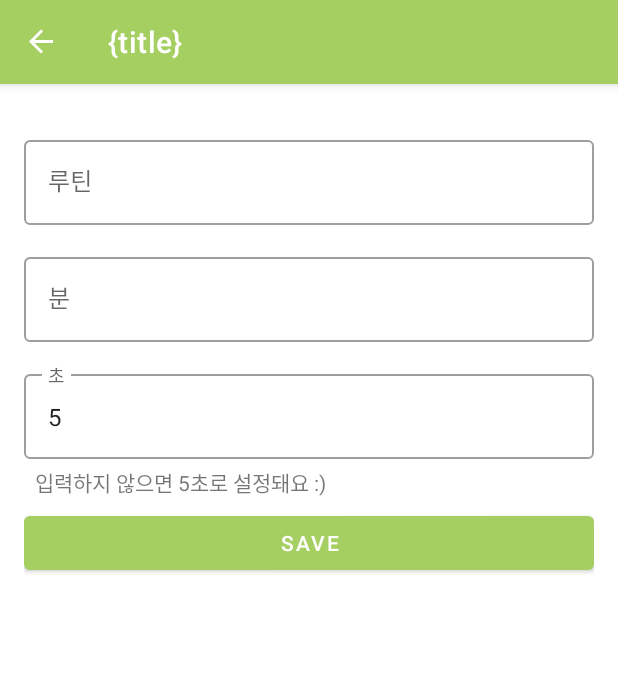
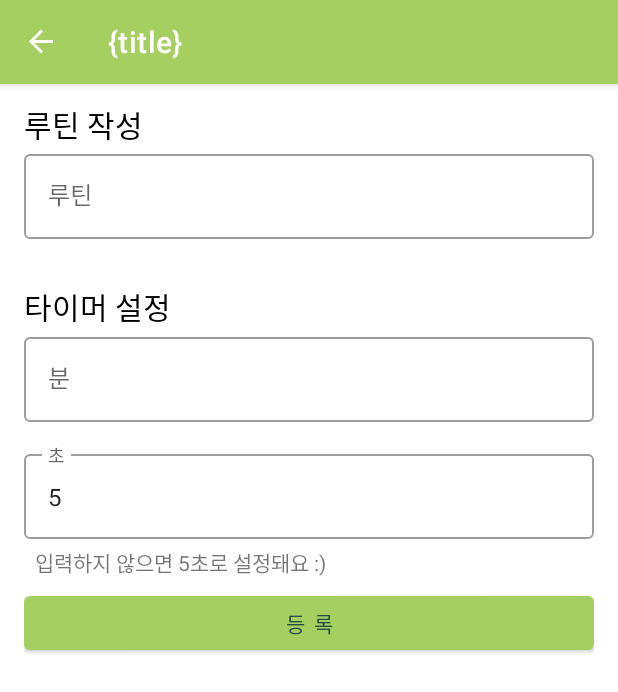
Before and after one commit to cherrynana320/Turtine, an Android app: the screen it shows after launch (MainActivity), after a tap on "Add new item", on a phone screen of 412 x 824 dp. Shown: the top 692 px of the screen. Run offline under Robolectric (Android 15) with nearby library versions, the phone set to English and light mode, and no system bars; our stand-ins replace Room's generated code, navigation-ui.

Commit message:
0131 12시41분

```diff
--- a/app/src/main/java/com/example/turtine/Timer3Fragment.kt
+++ b/app/src/main/java/com/example/turtine/Timer3Fragment.kt
@@ -25,8 +25,6 @@ class Timer3Fragment : Fragment() {
     private val navigationArgs: Timer3FragmentArgs by navArgs()
 
     private var itemBinding : ItemListItemBinding? = null
-
-
 
     private val viewModel3: InventoryViewModel3 by activityViewModels {
         InventoryViewModelFactory3(
@@ -110,11 +108,15 @@ class Timer3Fragment : Fragment() {
                     binding.doneButton.isVisible = true
                     binding.doneButton.setOnClickListener{
                         requireActivity().onBackPressed()
+
+
                         viewModel3.retrieveItem3(id).observe(viewLifecycleOwner) { selectedItem ->
                             item3 = selectedItem
                             // 리스트 아이템의 이미지뷰 바꾸기
                             itemBinding?.imageView?.setImageResource(R.drawable.ic_baseline_check_circle_outline_24)
                         }
+
+
                     }
                     activity
 
--- a/app/src/main/res/layout/fragment_add_item_1.xml
+++ b/app/src/main/res/layout/fragment_add_item_1.xml
@@ -2,19 +2,33 @@
 
 <ScrollView xmlns:android="http://schemas.android.com/apk/res/android"
     xmlns:app="http://schemas.android.com/apk/res-auto"
+    xmlns:tools="http://schemas.android.com/tools"
     android:layout_width="match_parent"
     android:layout_height="match_parent">
+
 
     <androidx.constraintlayout.widget.ConstraintLayout
         android:layout_width="match_parent"
         android:layout_height="wrap_content"
         android:layout_margin="@dimen/margin">
 
+        <TextView
+            android:id="@+id/set_routine"
+            android:layout_width="match_parent"
+            android:layout_height="wrap_content"
+            android:text="루틴 작성"
+            android:textSize="20sp"
+            android:textColor="@color/black"
+            android:layout_marginTop="20dp"
+            app:layout_constraintEnd_toEndOf="parent"
+            app:layout_constraintStart_toStartOf="parent"
+            app:layout_constraintBottom_toTopOf="@+id/item_routine_label"/>
+
         <com.google.android.material.textfield.TextInputLayout
             android:id="@+id/item_routine_label"
             android:layout_width="0dp"
             android:layout_height="wrap_content"
-            android:layout_marginTop="@dimen/margin"
+            android:layout_marginTop="25dp"
             android:hint="루틴"
             app:layout_constraintEnd_toEndOf="parent"
             app:layout_constraintStart_toStartOf="parent"
@@ -28,15 +42,27 @@
                 android:singleLine="true" />
         </com.google.android.material.textfield.TextInputLayout>
 
+
+        <TextView
+            android:id="@+id/set_timer"
+            android:layout_width="match_parent"
+            android:layout_height="wrap_content"
+            android:text="타이머 설정"
+            android:textSize="20sp"
+            android:textColor="@color/black"
+            android:layout_marginTop="30dp"
+            app:layout_constraintEnd_toEndOf="parent"
+            app:layout_constraintStart_toStartOf="parent"
+            app:layout_constraintTop_toBottomOf="@+id/item_routine_label" />
+
         <com.google.android.material.textfield.TextInputLayout
             android:id="@+id/item_min_label"
             android:layout_width="0dp"
             android:layout_height="wrap_content"
-            android:layout_marginTop="@dimen/margin"
             android:hint="분"
             app:layout_constraintEnd_toEndOf="parent"
             app:layout_constraintStart_toStartOf="parent"
-            app:layout_constraintTop_toBottomOf="@+id/item_routine_label">
+            app:layout_constraintTop_toBottomOf="@+id/set_timer">
 
             <com.google.android.material.textfield.TextInputEditText
                 android:id="@+id/item_min"
@@ -71,7 +97,8 @@
             android:layout_width="0dp"
             android:layout_height="wrap_content"
             android:layout_marginTop="32dp"
-            android:text="@string/save_action"
+            android:text="등 록"
+            android:textColor="@color/Platation"
             app:layout_constraintEnd_toEndOf="parent"
             app:layout_constraintStart_toStartOf="parent"
             app:layout_constraintTop_toBottomOf="@+id/item_sec_label" />
--- a/app/src/main/res/layout/item_list_fragment.xml
+++ b/app/src/main/res/layout/item_list_fragment.xml
@@ -27,6 +27,7 @@
         android:id="@+id/item_list_date"
         style="@style/Widget.Inventory.Header"
         android:layout_marginStart="@dimen/margin_between_elements"
+        android:background="@drawable/line"
         android:text="2023.2.18"
         android:textAlignment="center"
         android:textColor="@color/Platation"
@@ -37,7 +38,7 @@
     <View
         android:id="@+id/divider"
         style="@style/Divider"
-        android:layout_marginTop="17dp"
+        android:layout_marginTop="10dp"
         app:layout_constraintBottom_toTopOf="@+id/recyclerView"
         app:layout_constraintEnd_toEndOf="parent"
         app:layout_constraintStart_toStartOf="parent"
--- a/app/src/main/res/navigation/nav_graph.xml
+++ b/app/src/main/res/navigation/nav_graph.xml
@@ -1,18 +1,4 @@
-<?xml version="1.0" encoding="utf-8"?><!--
-  ~ Copyright (C) 2021 The Android Open Source Project.
-  ~
-  ~ Licensed under the Apache License, Version 2.0 (the "License");
-  ~ you may not use this file except in compliance with the License.
-  ~ You may obtain a copy of the License at
-  ~
-  ~     http://www.apache.org/licenses/LICENSE-2.0
-  ~
-  ~ Unless required by applicable law or agreed to in writing, software
-  ~ distributed under the License is distributed on an "AS IS" BASIS,
-  ~ WITHOUT WARRANTIES OR CONDITIONS OF ANY KIND, either express or implied.
-  ~ See the License for the specific language governing permissions and
-  ~ limitations under the License.
-  -->
+<?xml version="1.0" encoding="utf-8"?>
 
 <navigation xmlns:android="http://schemas.android.com/apk/res/android"
     xmlns:app="http://schemas.android.com/apk/res-auto"
```
Also changed, not shown: app/src/main/res/layout/fragment_add_item_2.xml (+31 -4 lines), app/src/main/res/layout/fragment_add_item_3.xml (+31 -4 lines), app/src/main/res/layout/fragment_timer_1.xml (+9 -8 lines), app/src/main/res/layout/fragment_timer_2.xml (+6 -7 lines), app/src/main/res/layout/fragment_timer_3.xml (+6 -7 lines), app/src/main/res/drawable/line.jpg (added).
